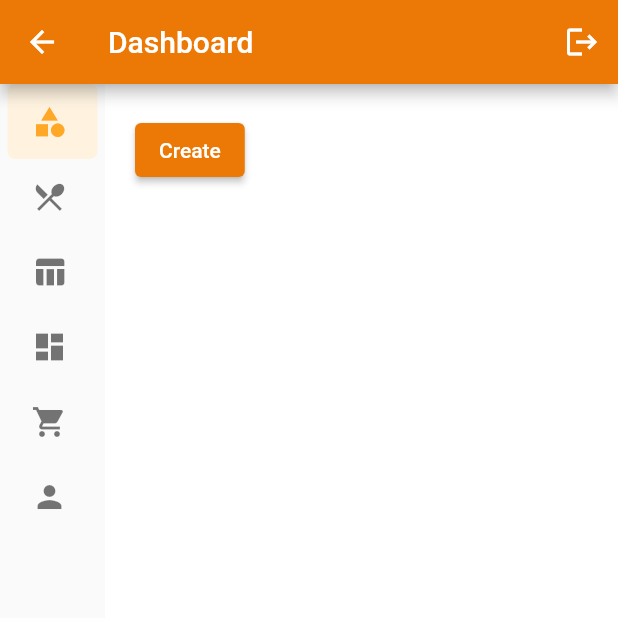
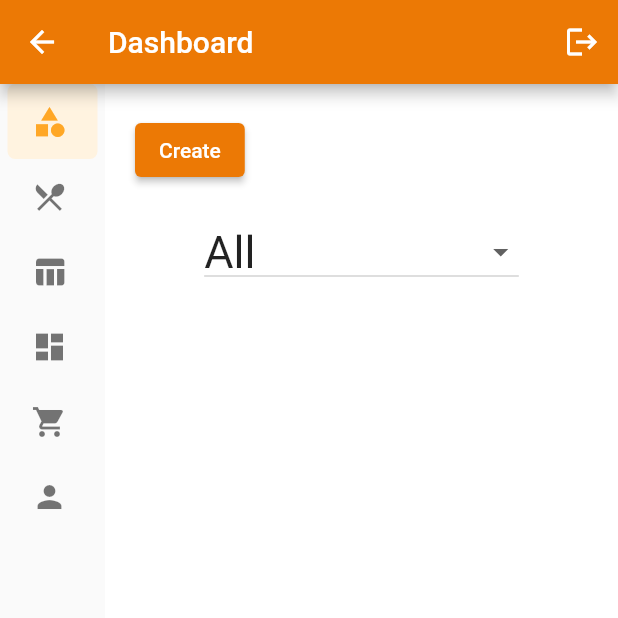
Before and after one commit to Abhu2002/neoPOS, a Flutter app: the DashboardPage screen opened by its route, swiped to page 2, on a phone screen of 412 x 824 dp, the top half of it. Run offline on Flutter 3.47's test engine with Material 2 defaults, Android fonts, the phone set to English and light mode, and no system bars; drawn by our look-alikes of easy_sidemenu; our stand-ins replace bloc, cloud_firestore, equatable, firebase_core, flutter_bloc, flutter_svg; missing offline and left inert: dart:html; accounts and stored records are empty; generated files the repository leaves out were written again.

Commit message:
Structure Created for Read Product

```diff
--- /dev/null
+++ b/lib/screens/products/products_page/read_products_bloc.dart
@@ -0,0 +1,13 @@
+import 'package:bloc/bloc.dart';
+import 'package:equatable/equatable.dart';
+
+part 'read_products_event.dart';
+part 'read_products_state.dart';
+
+class ReadProductsBloc extends Bloc<ReadProductsEvent, ReadProductsState> {
+  ReadProductsBloc() : super(ReadProductsInitial()) {
+    on<ReadProductsEvent>((event, emit) {
+      // TODO: implement event handler
+    });
+  }
+}
--- /dev/null
+++ b/lib/screens/products/products_page/read_products_event.dart
@@ -0,0 +1,8 @@
+part of 'read_products_bloc.dart';
+
+abstract class ReadProductsEvent extends Equatable {
+  const ReadProductsEvent();
+
+  @override
+  List<Object> get props => [];
+}
--- a/lib/screens/products/products_page/read_products_page.dart
+++ b/lib/screens/products/products_page/read_products_page.dart
@@ -1,8 +1,84 @@
 import 'package:flutter/material.dart';
 import 'package:flutter_bloc/flutter_bloc.dart';
 
-class ProductsRead extends StatelessWidget {
+class ProductsRead extends StatefulWidget {
   const ProductsRead({super.key});
+
+  @override
+  State<ProductsRead> createState() => _ProductsReadState();
+}
+
+class _ProductsReadState extends State<ProductsRead> {
+  List<String> category = [
+    "All",
+    "Stater",
+    "Main Course",
+    "Dessert menu",
+    "Children's",
+  ];
+  List<Map> data = [
+    {
+      "product_availability": true,
+      "product_category": "Starter",
+      "product_description":
+          "This is an Indo-Chinese dish with schezwan sauce. It has spicy-sweet taste.",
+      "product_image": "assets/chicken-crispy.png",
+      "product_name": "Chicken crispy",
+      "product_price": 300,
+      "product_type": "Non-veg"
+    },
+    {
+      "product_availability": true,
+      "product_category": "Main Course",
+      "product_description":
+          "This is an Indo-Chinese dish with schezwan sauce. It has spicy-sweet taste.",
+      "product_image": "assets/chicken-crispy.png",
+      "product_name": "Chicken crispy",
+      "product_price": 300,
+      "product_type": "Non-veg"
+    },
+    {
+      "product_availability": true,
+      "product_category": "Children's",
+      "product_description":
+          "This is an Indo-Chinese dish with schezwan sauce. It has spicy-sweet taste.",
+      "product_image": "assets/chicken-crispy.png",
+      "product_name": "Chicken crispy",
+      "product_price": 300,
+      "product_type": "Non-veg"
+    },
+    {
+      "product_availability": true,
+      "product_category": "Children's",
+      "product_description":
+          "This is an Indo-Chinese dish with schezwan sauce. It has spicy-sweet taste.",
+      "product_image": "assets/chicken-crispy.png",
+      "product_name": "Chicken crispy",
+      "product_price": 300,
+      "product_type": "Non-veg"
+    },
+    {
+      "product_availability": true,
+      "product_category": "Dessert menu",
+      "product_description":
+          "This is an Indo-Chinese dish with schezwan sauce. It has spicy-sweet taste.",
+      "product_image": "assets/chicken-crispy.png",
+      "product_name": "Chicken crispy",
+      "product_price": 300,
+      "product_type": "Non-veg"
+    },
+    {
+      "product_availability": true,
+      "product_category": "Main Course",
+      "product_description":
+          "This is an Indo-Chinese dish with schezwan sauce. It has spicy-sweet taste.",
+      "product_image": "assets/chicken-crispy.png",
+      "product_name": "Chicken crispy",
+      "product_price": 300,
+      "product_type": "Non-veg"
+    },
+  ];
+  String selectedCat = "All";
 
   @override
   Widget build(BuildContext context) {
@@ -13,14 +89,28 @@ class ProductsRead extends StatelessWidget {
           Flexible(
             child: Padding(
               padding: const EdgeInsets.all(20.0),
-              child: ElevatedButton(
-                  onPressed: () {
-
-                  },
-                  child: const Text("Create")),
+              child:
+                  ElevatedButton(onPressed: () {}, child: const Text("Create")),
             ),
           ),
         ],
+      ),
+      DropdownButton<String>(
+        value: selectedCat,
+        items: category.map<DropdownMenuItem<String>>((String value) {
+          return DropdownMenuItem<String>(
+            value: value,
+            child: Text(
+              value,
+              style: TextStyle(fontSize: 30),
+            ),
+          );
+        }).toList(),
+        onChanged: (value) {
+          setState(() {
+            selectedCat = value!;
+          });
+        },
       )
     ]);
   }
--- /dev/null
+++ b/lib/screens/products/products_page/read_products_state.dart
@@ -0,0 +1,10 @@
+part of 'read_products_bloc.dart';
+
+abstract class ReadProductsState extends Equatable {
+  const ReadProductsState();
+
+  @override
+  List<Object> get props => [];
+}
+
+class ReadProductsInitial extends ReadProductsState {}
```
